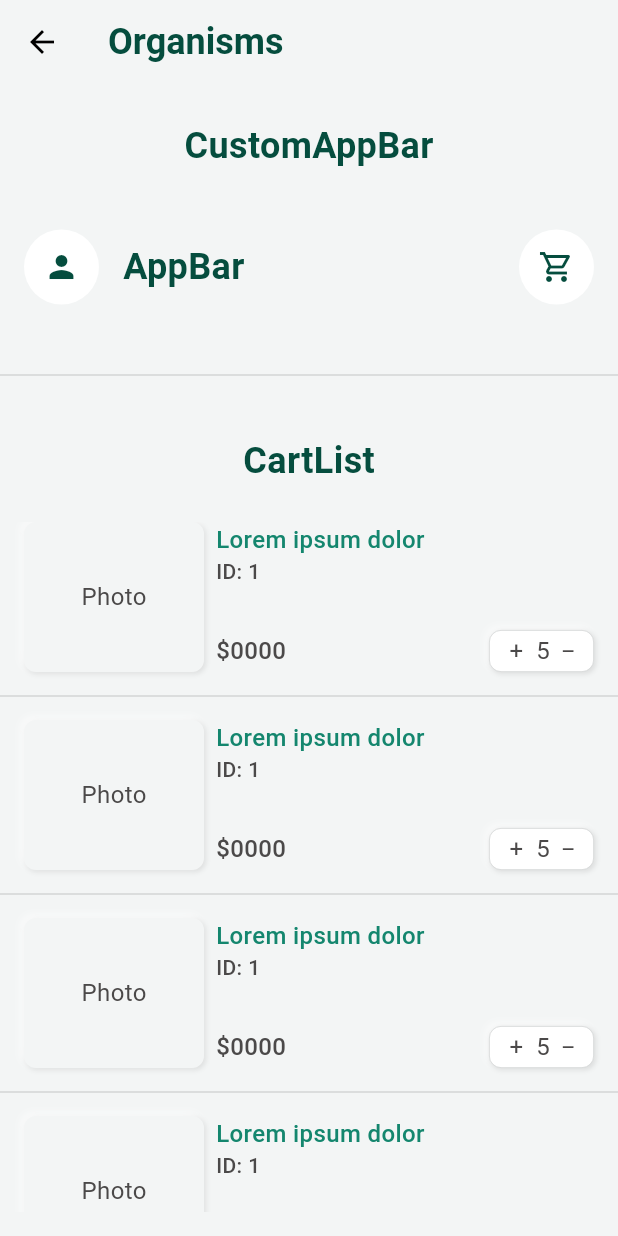
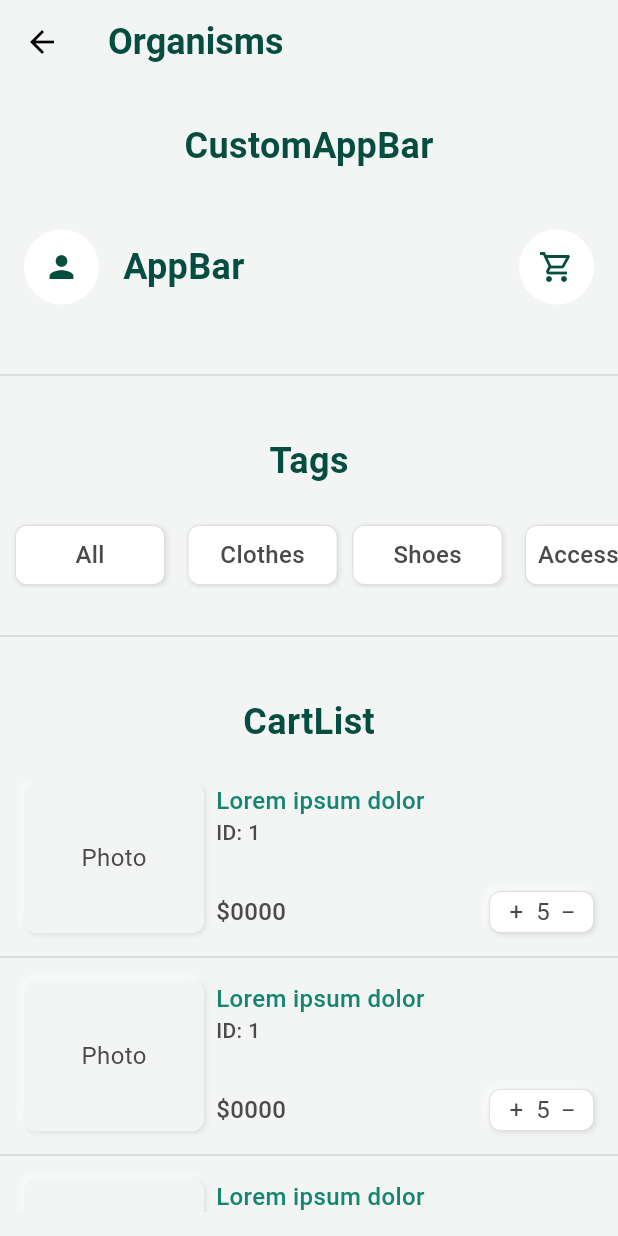
Before and after one commit to Carl0395/ecommerce_system_design, a Flutter app: the OrganismPage screen opened by its route, on a phone screen of 412 x 824 dp. Run offline on Flutter 3.47's test engine with Material 3 defaults, Android fonts, the phone set to English and light mode, and no system bars.

Commit message:
add tags horizontal list

```diff
--- a/lib/atoms/custom_tag.dart
+++ b/lib/atoms/custom_tag.dart
@@ -9,11 +9,22 @@ class CustomTag extends StatelessWidget {
   final String? label;
   final Color? color;
   final TextStyle? textStyle;
-  const CustomTag({super.key, this.label, this.color, this.textStyle});
+  final EdgeInsets? margin;
+  final double? minWidth;
+  const CustomTag({
+    super.key,
+    this.label,
+    this.color,
+    this.textStyle,
+    this.margin,
+    this.minWidth,
+  });
 
   @override
   Widget build(BuildContext context) {
     return Container(
+      margin: margin,
+      constraints: BoxConstraints(minWidth: minWidth ?? 0),
       padding: EdgeInsets.symmetric(
         horizontal: AppSpacing.insideHorizontalButton,
         vertical: AppSpacing.insideVerticalButton,
@@ -22,8 +33,11 @@ class CustomTag extends StatelessWidget {
         color: color ?? AppColors.secondaryButton,
         boxShadow: [AppShadows.cardShadow],
         borderRadius: BorderRadius.circular(AppRadii.md),
+        border: Border.all(width: 0.5, color: AppColors.border),
       ),
-      child: Text(label ?? 'Label', style: textStyle ?? AppTypography.label),
+      child: Center(
+        child: Text(label ?? 'Label', style: textStyle ?? AppTypography.label),
+      ),
     );
   }
 }
--- /dev/null
+++ b/lib/organisms/tag_horizontal_list.dart
@@ -0,0 +1,30 @@
+import 'package:ecommerce_system_design/ecommerce_system_design.dart';
+import 'package:flutter/material.dart';
+
+class TagHorizontalList extends StatelessWidget {
+  final List<String>? tags;
+  const TagHorizontalList({super.key, this.tags});
+
+  @override
+  Widget build(BuildContext context) {
+    return SizedBox(
+      height: 44,
+      child: ListView.builder(
+        physics: BouncingScrollPhysics(),
+        scrollDirection: Axis.horizontal,
+        itemCount: tags?.length ?? 0,
+        itemBuilder: (context, index) {
+          final tag = tags?[index] ?? '';
+          return CustomTag(
+            label: tag,
+            margin: EdgeInsets.symmetric(
+              horizontal: index == 0 || index == tags!.length - 1 ? 10 : 5,
+              vertical: 2,
+            ),
+            minWidth: 100,
+          );
+        },
+      ),
+    );
+  }
+}
--- a/showcase/lib/screens/organism_page.dart
+++ b/showcase/lib/screens/organism_page.dart
@@ -3,6 +3,7 @@ import 'package:ecommerce_system_design/atoms/custom_title.dart';
 import 'package:ecommerce_system_design/foundation/app_spacing.dart';
 import 'package:ecommerce_system_design/organisms/cart_list.dart';
 import 'package:ecommerce_system_design/organisms/custom_app_bar.dart';
+import 'package:ecommerce_system_design/organisms/tag_horizontal_list.dart';
 import 'package:flutter/material.dart';
 
 class OrganismPage extends StatelessWidget {
@@ -16,7 +17,13 @@ class OrganismPage extends StatelessWidget {
         title: CustomTitle(text: 'Organisms', padding: EdgeInsets.zero),
       ),
       body: Column(
-        children: [showCustomAppBar(), CustomDivider(), showCartList()],
+        children: [
+          showCustomAppBar(),
+          CustomDivider(),
+          showTagsList(),
+          CustomDivider(),
+          showCartList(),
+        ],
       ),
     );
   }
@@ -30,6 +37,20 @@ class OrganismPage extends StatelessWidget {
         ),
         SizedBox(height: AppSpacing.topSpacing),
         CustomAppBar(),
+        SizedBox(height: AppSpacing.betweenCards),
+      ],
+    );
+  }
+
+  Widget showTagsList() {
+    return Column(
+      children: [
+        CustomTitle(
+          text: 'Tags',
+          padding: EdgeInsets.only(top: AppSpacing.topSpacing),
+        ),
+        SizedBox(height: AppSpacing.topSpacing),
+        TagHorizontalList(tags: ['All', 'Clothes', 'Shoes', 'Accessories']),
         SizedBox(height: AppSpacing.betweenCards),
       ],
     );
```
